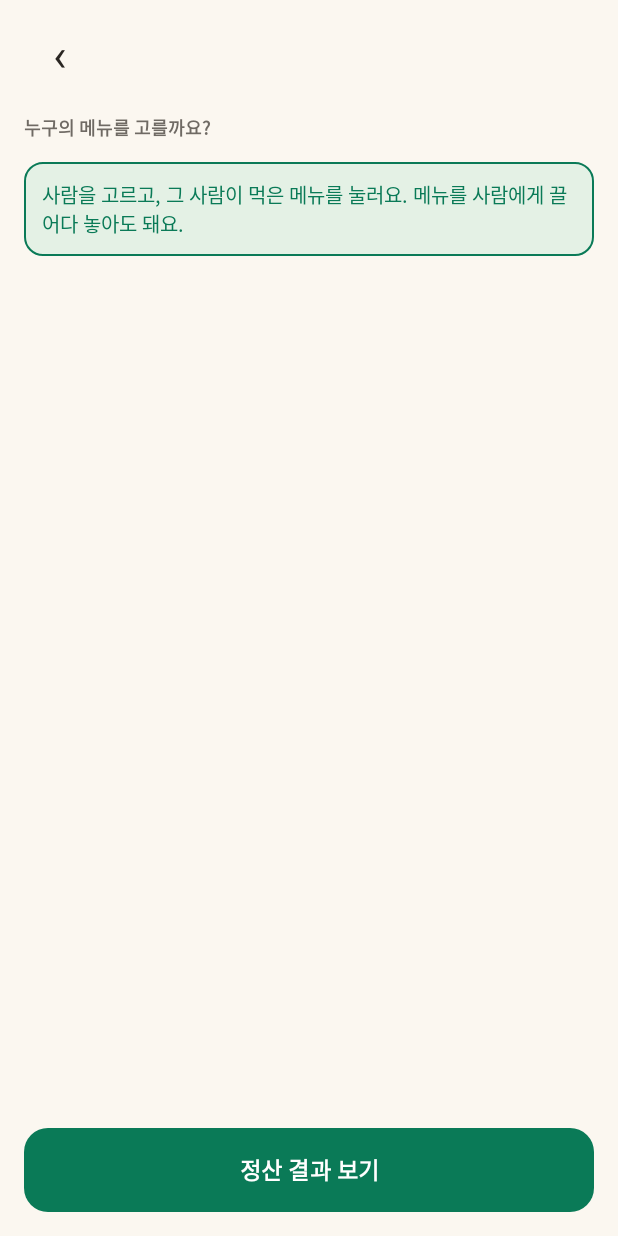
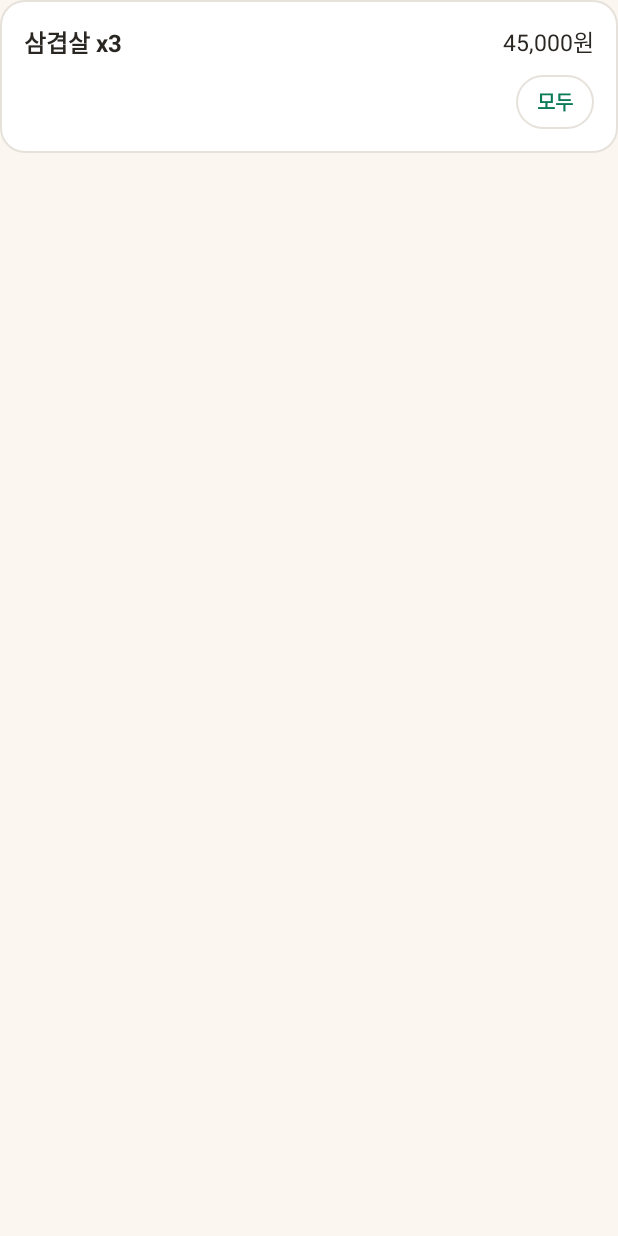
Before and after one commit to HoPhuKhang/Split, an Android app: the layout item_assign.xml on its own in the app's theme, with its tools: preview values and no code run, on a phone screen of 412 x 824 dp. Run offline under Robolectric (Android 15) with nearby library versions, the phone set to English and light mode, and no system bars.

Commit message:
fix: item_assign 복원 (activity_assign 내용으로 덮어쓴 것 수정)

```diff
--- a/app/src/main/res/layout/item_assign.xml
+++ b/app/src/main/res/layout/item_assign.xml
@@ -1,54 +1,69 @@
-<?xml version="1.0" encoding="utf-8"?>
+<?xml version="1.0" encoding="utf-8"?><!-- Một thẻ món ở màn 4: tên + giá, hàng avatar người đã ăn, nút "모두" -->
 <LinearLayout xmlns:android="http://schemas.android.com/apk/res/android"
-    android:id="@+id/root"
+    xmlns:tools="http://schemas.android.com/tools"
+    style="@style/Split.Card"
     android:layout_width="match_parent"
-    android:layout_height="match_parent"
-    android:background="@color/paper"
-    android:orientation="vertical"
-    android:paddingStart="16dp"
-    android:paddingTop="8dp"
-    android:paddingEnd="16dp"
-    android:paddingBottom="16dp">
+    android:layout_height="wrap_content"
+    android:layout_marginBottom="8dp"
+    android:clickable="true"
+    android:focusable="true"
+    android:foreground="?attr/selectableItemBackground"
+    android:orientation="vertical">
 
-    <include layout="@layout/view_top_bar" />
-
-    <TextView
-        style="@style/Split.Label"
-        android:layout_width="wrap_content"
-        android:layout_height="wrap_content"
-        android:layout_marginTop="12dp"
-        android:text="누구의 메뉴를 고를까요?" />
-
-    <com.google.android.material.chip.ChipGroup
-        android:id="@+id/chips_brush"
+    <LinearLayout
         android:layout_width="match_parent"
         android:layout_height="wrap_content"
-        android:layout_marginTop="6dp" />
+        android:gravity="center_vertical"
+        android:orientation="horizontal">
 
-    <TextView
-        android:id="@+id/text_hint"
-        style="@style/Split.Hint"
+        <TextView
+            android:id="@+id/text_name"
+            android:layout_width="0dp"
+            android:layout_height="wrap_content"
+            android:layout_weight="1"
+            android:textColor="@color/ink"
+            android:textSize="16sp"
+            android:textStyle="bold"
+            tools:text="삼겹살 x3" />
+
+        <TextView
+            android:id="@+id/text_price"
+            android:layout_width="wrap_content"
+            android:layout_height="wrap_content"
+            android:textColor="@color/ink"
+            android:textSize="15sp"
+            tools:text="45,000원" />
+    </LinearLayout>
+
+    <LinearLayout
         android:layout_width="match_parent"
         android:layout_height="wrap_content"
-        android:layout_marginTop="8dp"
-        android:text="사람을 고르고, 그 사람이 먹은 메뉴를 눌러요. 메뉴를 사람에게 끌어다 놓아도 돼요." />
+        android:layout_marginTop="10dp"
+        android:gravity="center_vertical"
+        android:orientation="horizontal">
 
-    <ScrollView
-        android:layout_width="match_parent"
-        android:layout_height="0dp"
-        android:layout_weight="1">
+        <!-- Avatar người đã ăn, thêm bằng code -->
+        <LinearLayout
+            android:id="@+id/list_who"
+            android:layout_width="0dp"
+            android:layout_height="wrap_content"
+            android:layout_weight="1"
+            android:gravity="center_vertical"
+            android:minHeight="28dp"
+            android:orientation="horizontal" />
 
-        <LinearLayout
-            android:id="@+id/list_rounds"
-            android:layout_width="match_parent"
-            android:layout_height="wrap_content"
-            android:orientation="vertical" />
-    </ScrollView>
-
-    <Button
-        android:id="@+id/btn_result"
-        android:layout_width="match_parent"
-        android:layout_height="wrap_content"
-        android:layout_marginTop="12dp"
-        android:text="정산 결과 보기" />
+        <TextView
+            android:id="@+id/btn_all"
+            android:layout_width="wrap_content"
+            android:layout_height="36dp"
+            android:background="@drawable/bg_pill"
+            android:contentDescription="모두 함께 먹음"
+            android:gravity="center"
+            android:paddingStart="14dp"
+            android:paddingEnd="14dp"
+            android:text="모두"
+            android:textColor="@color/mint_strong"
+            android:textSize="13sp"
+            android:textStyle="bold" />
+    </LinearLayout>
 </LinearLayout>
```
